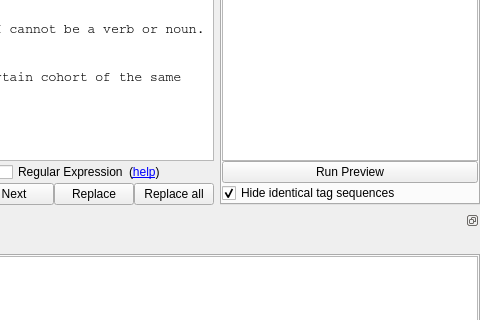
Above: src/GrammarEditor.ui from GrammarSoft/cg3ide before the change; both pictures show x 620 to 1100 and y 287 to 607 of the 1100 by 727 pixel window. Below: the same form after it.
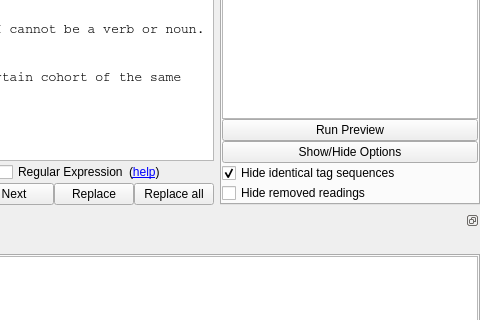
That is the form after the change.

Commit message: Toggle removed readings

The edit to the form file:
```diff
--- a/src/GrammarEditor.ui
+++ b/src/GrammarEditor.ui
@@ -416,6 +416,16 @@
        </widget>
       </item>
       <item>
+       <widget class="QPushButton" name="btnOutputOptions">
+        <property name="text">
+         <string>Show/Hide Options</string>
+        </property>
+       </widget>
+      </item>
+      <item>
+       <widget class="QFrame" name="frameOutputOptions">
+        <layout class="QVBoxLayout" name="verticalLayout_15">
+        <item>
        <widget class="QCheckBox" name="optHideTags">
         <property name="text">
          <string>Hide identical tag sequences</string>
@@ -423,6 +433,16 @@
         <property name="checked">
          <bool>true</bool>
         </property>
+         </widget>
+        </item>
+        <item>
+         <widget class="QCheckBox" name="optHideRemoved">
+          <property name="text">
+           <string>Hide removed readings</string>
+          </property>
+         </widget>
+        </item>
+        </layout>
        </widget>
       </item>
      </layout>
```
Lines whose indentation alone changed are shown as unchanged. The commit also changes 5 other files.
